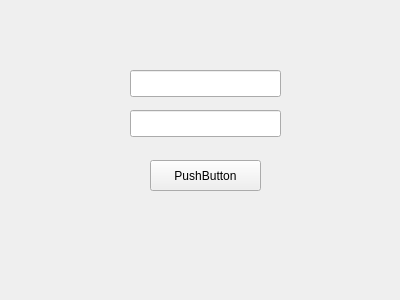
First picture: the form in client/loginwidget.ui, repository erikdac/Multi-language-game, before the edit.
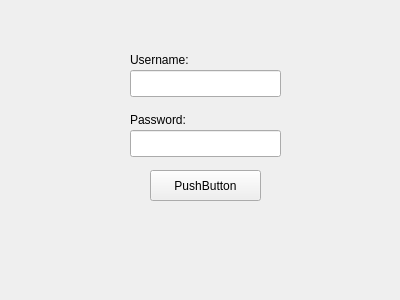
Second picture: the form after the edit.

Diff of the .ui file:
```diff
--- a/client/loginwidget.ui
+++ b/client/loginwidget.ui
@@ -17,7 +17,7 @@
    <property name="geometry">
     <rect>
      <x>150</x>
-     <y>160</y>
+     <y>170</y>
      <width>111</width>
      <height>31</height>
     </rect>
@@ -43,13 +43,39 @@
    <property name="geometry">
     <rect>
      <x>130</x>
+     <y>130</y>
+     <width>151</width>
+     <height>27</height>
+    </rect>
+   </property>
+   <property name="toolTip">
+    <string>&lt;html&gt;&lt;head/&gt;&lt;body&gt;&lt;p&gt;&lt;br/&gt;&lt;/p&gt;&lt;/body&gt;&lt;/html&gt;</string>
+   </property>
+  </widget>
+  <widget class="QLabel" name="usernameLabel">
+   <property name="geometry">
+    <rect>
+     <x>130</x>
+     <y>50</y>
+     <width>71</width>
+     <height>20</height>
+    </rect>
+   </property>
+   <property name="text">
+    <string>Username:</string>
+   </property>
+  </widget>
+  <widget class="QLabel" name="passwordLabel">
+   <property name="geometry">
+    <rect>
+     <x>130</x>
      <y>110</y>
-     <width>151</width>
-     <height>27</height>
+     <width>71</width>
+     <height>20</height>
     </rect>
    </property>
-   <property name="toolTip">
-    <string>&lt;html&gt;&lt;head/&gt;&lt;body&gt;&lt;p&gt;&lt;br/&gt;&lt;/p&gt;&lt;/body&gt;&lt;/html&gt;</string>
+   <property name="text">
+    <string>Password:</string>
    </property>
   </widget>
  </widget>
```
